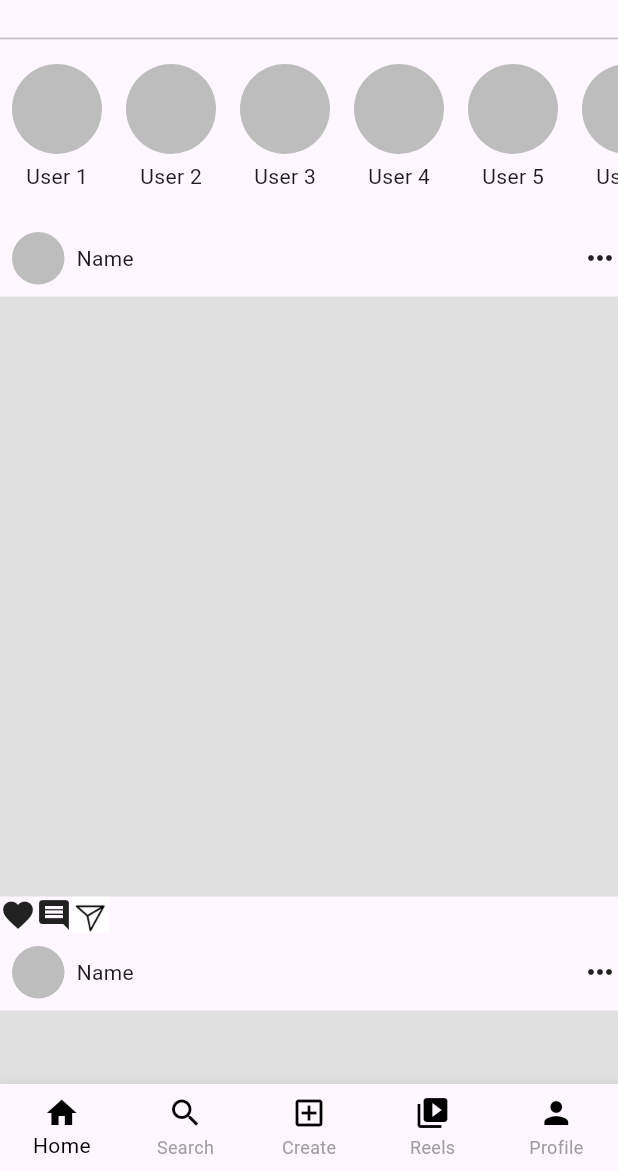
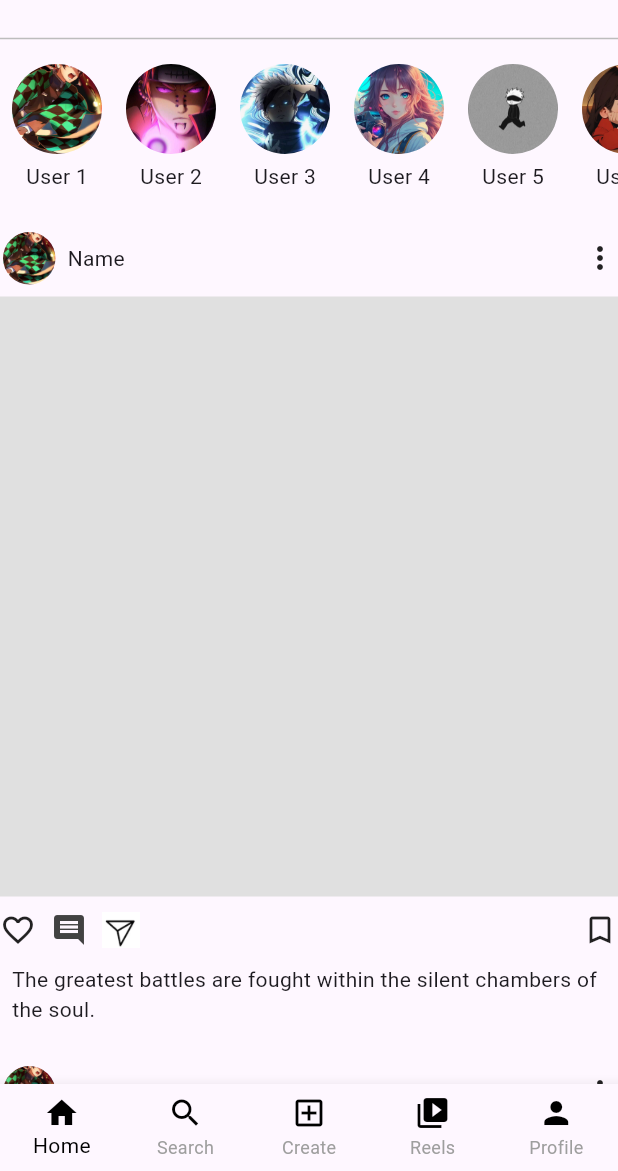
Before and after one commit to Pradeep1234566/Instagram_clone, a Flutter app: the screen it shows after launch, on a phone screen of 412 x 824 dp, the part 65-1236 px from its top. Run offline on Flutter 3.47's test engine with Material 3 defaults, Android fonts, the phone set to English and light mode, and no system bars; Roboto replaces fonts that are missing (Cursive).

Commit message:
Post of the user done along with images

```diff
--- a/lib/pages/bubble_stories.dart
+++ b/lib/pages/bubble_stories.dart
@@ -2,8 +2,8 @@ import 'package:flutter/material.dart';
 
 class BubbleStories extends StatelessWidget {
   final String text;
-
-  const BubbleStories({super.key, required this.text});
+  final String path;
+  const BubbleStories({super.key, required this.text, required this.path});
 
   @override
   Widget build(BuildContext context) {
@@ -16,7 +16,10 @@ class BubbleStories extends StatelessWidget {
             height: 60,
             decoration: BoxDecoration(
               shape: BoxShape.circle,
-              color: Colors.grey[400],
+              image: DecorationImage(
+                image: AssetImage(path),
+                fit: BoxFit.cover,
+              ),
             ),
           ),
           SizedBox(height: 5),
--- a/lib/pages/home.dart
+++ b/lib/pages/home.dart
@@ -16,6 +16,31 @@ class Home extends StatelessWidget {
     'User 9',
     'User 10',
   ];
+  final List<String> Story = [
+    'assests/images/P1.jpg',
+    'assests/images/P2.jpg',
+    'assests/images/P3.jpg',
+    'assests/images/P4.jpg',
+    'assests/images/P5.jpg',
+    'assests/images/P6.jpg',
+    'assests/images/P7.jpg',
+    'assests/images/P8.jpg',
+    'assests/images/P9.jpg',
+    'assests/images/P10.jpg'
+  ];
+  final List<String> Quotes = [
+    "The greatest battles are fought within the silent chambers of the soul.",
+    "The paradox of life is that it is both fleeting and infinite, a moment and an eternity.",
+    "We are not given a good or bad life. We are given a life, and it’s up to us to make it good or bad.",
+    "Sometimes, we must let go of the life we have planned to embrace the one waiting for us.",
+    "It is not the years in your life that count, but the life in your years.",
+    "A ship is safe in harbor, but that’s not what ships are for.",
+    "Your perception of me is a reflection of you; my reaction to you is an awareness of me.",
+    "Freedom lies in being bold enough to let go of what you cannot control.",
+    "You don’t have a soul. You are a soul. You have a body.",
+    "Do not follow where the path may lead. Go instead where there is no path and leave a trail."
+  ];
+
   @override
   Widget build(BuildContext context) {
     return SafeArea(
@@ -59,17 +84,18 @@ class Home extends StatelessWidget {
                     scrollDirection: Axis.horizontal,
                     itemBuilder: (context, index) {
                       return BubbleStories(
-                        text: Name[index],
-                      );
+                          text: Name[index], path: Story[index]);
                     })),
             SizedBox(height: 2),
             Expanded(
               child: ListView.builder(
-                itemCount: Name.length, // Replace with the actual number of posts
+                itemCount:
+                    Name.length, // Replace with the actual number of posts
                 itemBuilder: (context, index) {
                   return MyPost(
-                      // Pass necessary data to MyPost widget
-                      );
+                    caption: Quotes[index],
+                    path: 'assests/images/P1.jpg',
+                  );
                 },
               ),
             ),
--- a/lib/pages/post.dart
+++ b/lib/pages/post.dart
@@ -1,7 +1,9 @@
 import 'package:flutter/material.dart';
 
 class MyPost extends StatelessWidget {
-  const MyPost({super.key});
+  final String caption;
+  final String path;
+  const MyPost({super.key, required this.caption, required this.path});
 
   @override
   Widget build(BuildContext context) {
@@ -13,20 +15,24 @@ class MyPost extends StatelessWidget {
             Row(
               children: [
                 Padding(
-                  padding: const EdgeInsets.all(8.0),
+                  padding: const EdgeInsets.only(
+                      right: 8.0, top: 8.0, bottom: 8.0, left: 2),
                   child: Container(
                     width: 35,
                     height: 35,
                     decoration: BoxDecoration(
                       shape: BoxShape.circle,
-                      color: Colors.grey[400],
+                      image: DecorationImage(
+                        image: AssetImage(path),
+                        fit: BoxFit.cover,
+                      ),
                     ),
                   ),
                 ),
                 Text("Name"),
               ],
             ),
-            Icon(Icons.more_horiz),
+            Icon(Icons.more_vert),
           ],
         ),
         Container(
@@ -35,17 +41,36 @@ class MyPost extends StatelessWidget {
             color: Colors.grey[300],
           ),
         ),
+        SizedBox(height: 10),
         Row(
+          mainAxisAlignment: MainAxisAlignment.spaceBetween,
           children: [
-            Icon(Icons.favorite),
-            Icon(Icons.comment),
-            Image.asset(
-              'assests/images/DM.png',
-              height: 25,
-              width: 25,
-            )
+            Row(
+              children: [
+                Icon(Icons.favorite_border),
+                SizedBox(width: 10),
+                Icon(
+                  Icons.comment,
+                  color: Colors.grey[800],
+                ),
+                SizedBox(width: 10),
+                Image.asset(
+                  'assests/images/DM.png',
+                  height: 25,
+                  width: 25,
+                ),
+              ],
+            ),
+            Icon(Icons.bookmark_outline)
           ],
-        )
+        ),
+        SizedBox(height: 10),
+        Container(
+          alignment: Alignment.centerLeft,
+          padding: const EdgeInsets.symmetric(horizontal: 8.0),
+          child: Text(caption),
+        ),
+        SizedBox(height: 20),
       ],
     );
   }
```
Also changed, not shown: assests/images/P10.jpg (added), assests/images/P2.jpg (added), assests/images/P3.jpg (added), assests/images/P4.jpg (added), assests/images/P5.jpg (added), assests/images/P6.jpg (added), assests/images/P7.jpg (added), assests/images/P8.jpg (added), assests/images/P9.jpg (added).
